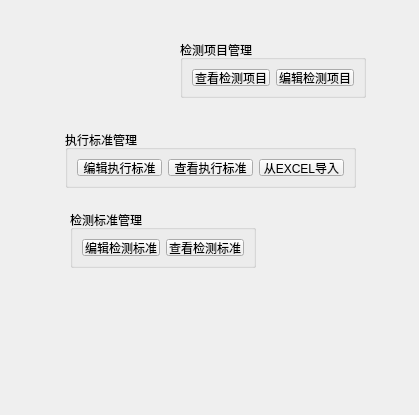
The window that src/Client/standardsmanager.ui (hcc01/ELIMS) describes before a commit, drawn with Qt 5.
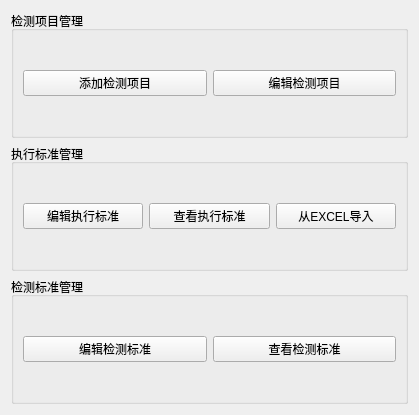
The same window after the commit.

The edit to the form file:
```diff
--- a/src/Client/standardsmanager.ui
+++ b/src/Client/standardsmanager.ui
@@ -13,15 +13,9 @@
   <property name="windowTitle">
    <string>Form</string>
   </property>
+  <layout class="QVBoxLayout" name="verticalLayout">
+   <item>
   <widget class="QGroupBox" name="groupBox">
-   <property name="geometry">
-    <rect>
-     <x>180</x>
-     <y>40</y>
-     <width>186</width>
-     <height>58</height>
-    </rect>
-   </property>
    <property name="title">
     <string>检测项目管理</string>
    </property>
@@ -29,7 +23,7 @@
     <item>
      <widget class="QPushButton" name="editTestItemBtn">
       <property name="text">
-       <string>查看检测项目</string>
+         <string>添加检测项目</string>
       </property>
      </widget>
     </item>
@@ -42,15 +36,9 @@
     </item>
    </layout>
   </widget>
+   </item>
+   <item>
   <widget class="QGroupBox" name="groupBox_2">
-   <property name="geometry">
-    <rect>
-     <x>65</x>
-     <y>130</y>
-     <width>291</width>
-     <height>58</height>
-    </rect>
-   </property>
    <property name="title">
     <string>执行标准管理</string>
    </property>
@@ -78,15 +66,9 @@
     </item>
    </layout>
   </widget>
+   </item>
+   <item>
   <widget class="QGroupBox" name="groupBox_3">
-   <property name="geometry">
-    <rect>
-     <x>70</x>
-     <y>210</y>
-     <width>186</width>
-     <height>58</height>
-    </rect>
-   </property>
    <property name="title">
     <string>检测标准管理</string>
    </property>
@@ -107,6 +89,8 @@
     </item>
    </layout>
   </widget>
+   </item>
+  </layout>
  </widget>
  <resources/>
  <connections/>
```
Left out of the diff: 2 changed lines with no effect on the pictures. Lines whose indentation alone changed are shown as unchanged.
